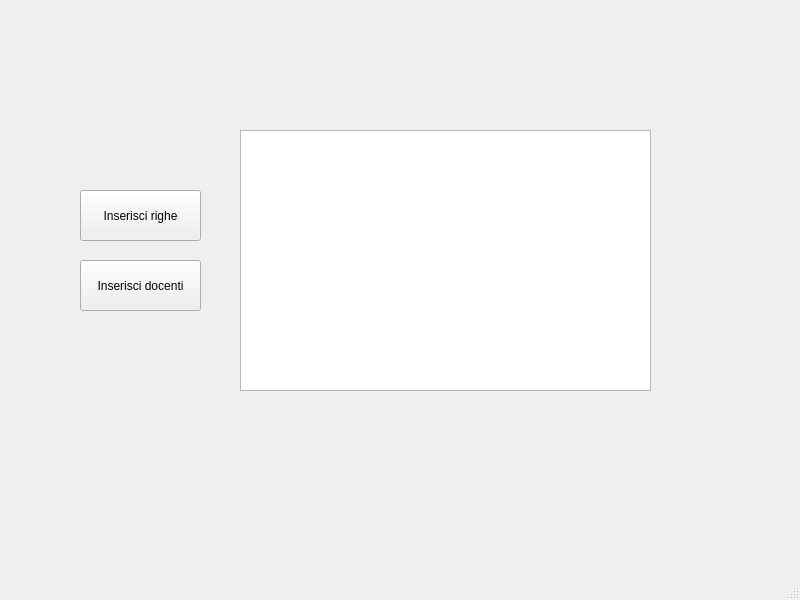
Qt form mainwindow.ui (danfio7/interfaceLab) before a commit.
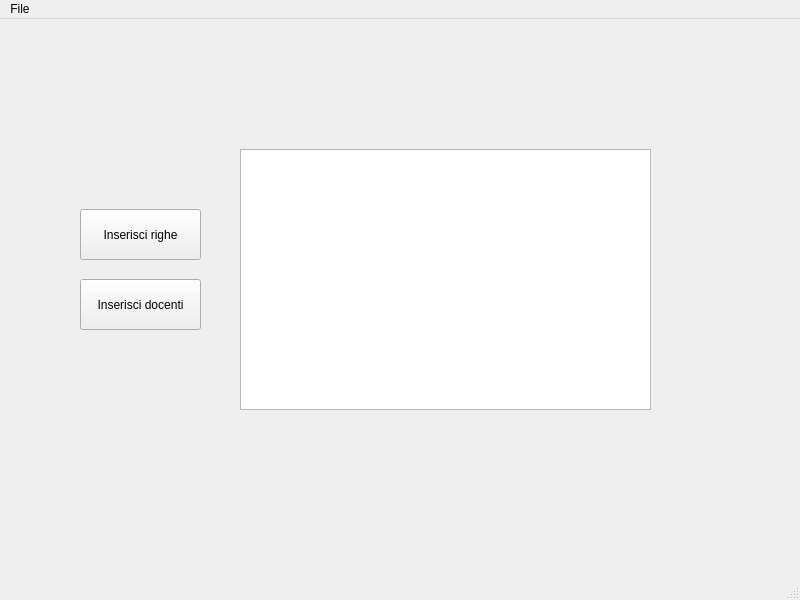
The same form after that commit.

Commit message: Update mainwindow.ui with the menu

```diff
--- a/mainwindow.ui
+++ b/mainwindow.ui
@@ -60,6 +60,16 @@
      <height>22</height>
     </rect>
    </property>
+   <widget class="QMenu" name="menuFile">
+    <property name="title">
+     <string>File</string>
+    </property>
+    <addaction name="actionOpen_file"/>
+    <addaction name="actionOpen_project"/>
+    <addaction name="actionNew_file"/>
+    <addaction name="actionSave"/>
+   </widget>
+   <addaction name="menuFile"/>
   </widget>
   <widget class="QStatusBar" name="statusbar"/>
  </widget>
```
Left out of the diff: 20 changed lines with no effect on the pictures.
